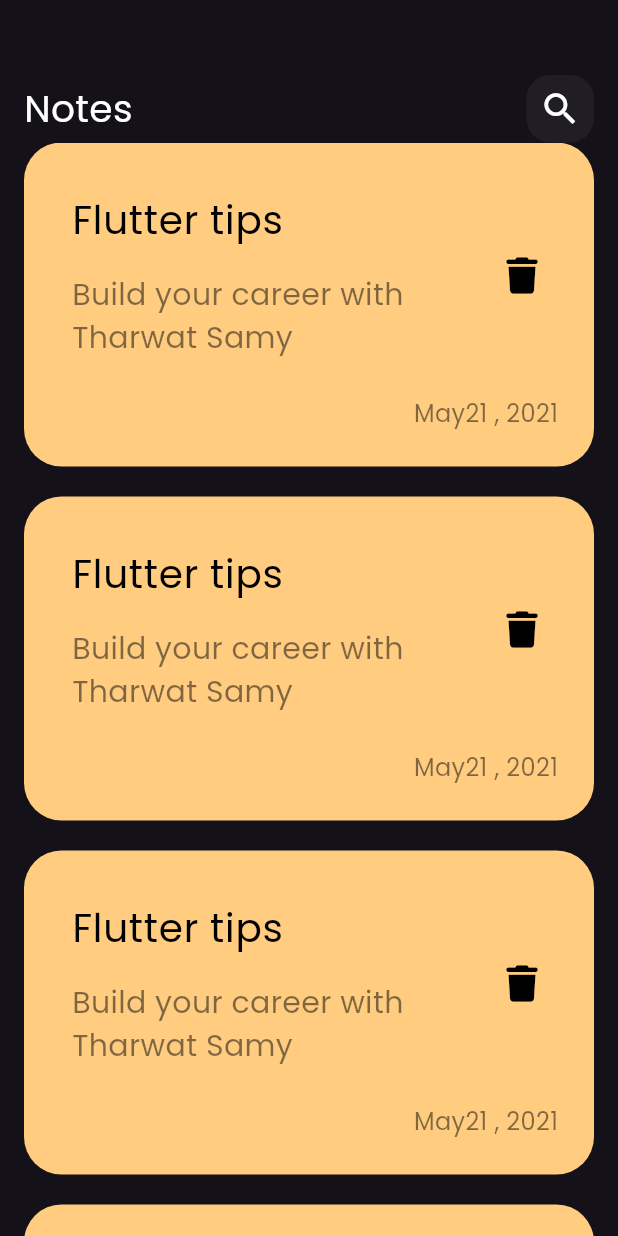
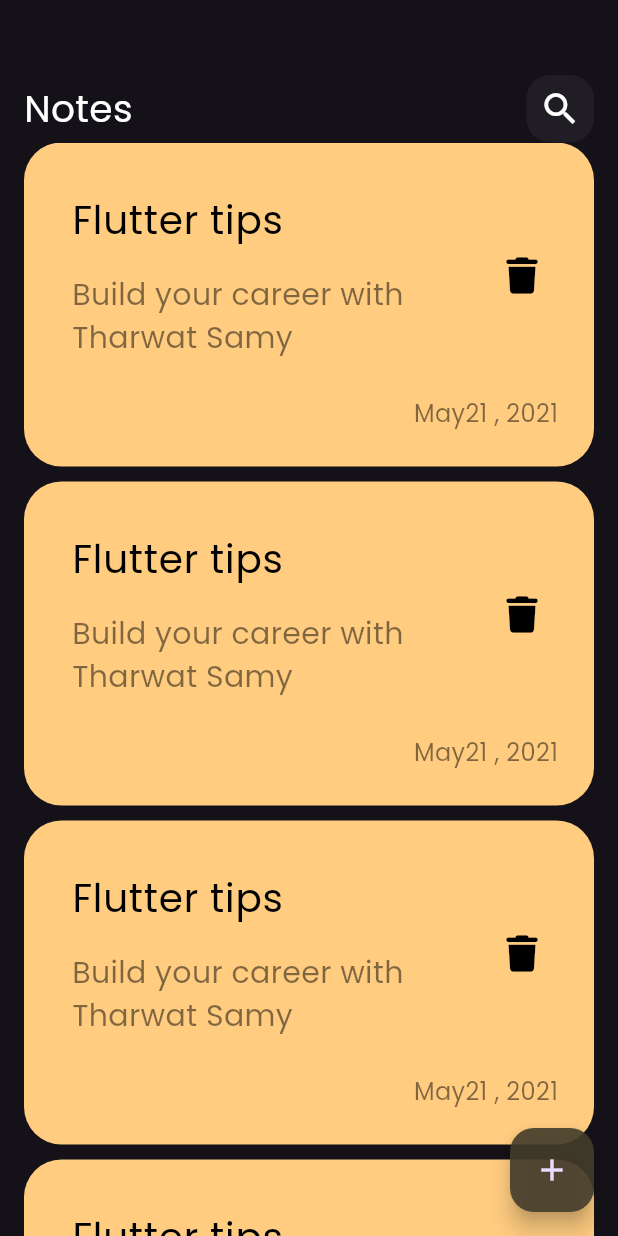
Before and after one commit to aya446/notes_app, a Flutter app: the screen it shows after launch, on a phone screen of 412 x 824 dp. Run offline on Flutter 3.47's test engine with Material 3 defaults, Android fonts, the phone set to English and light mode, and no system bars; our stand-ins replace font_awesome_flutter.

Commit message:
add foaling action botton

```diff
--- a/lib/views/notes_view.dart
+++ b/lib/views/notes_view.dart
@@ -7,7 +7,12 @@ class NotesView extends StatelessWidget {
   @override
   Widget build(BuildContext context) {
     return Scaffold(
-      body: NotesViewBody() ,
+      floatingActionButton: FloatingActionButton(
+        onPressed: () {},
+        backgroundColor: Color.fromARGB(255, 67, 60, 43).withOpacity(0.9),
+        child: const Icon(Icons.add),
+      ),
+      body: const NotesViewBody(),
     );
   }
 }
--- a/lib/widgets/note_item.dart
+++ b/lib/widgets/note_item.dart
@@ -7,7 +7,7 @@ class NoteItem extends StatelessWidget {
   @override
   Widget build(BuildContext context) {
     return Padding(
-      padding: const EdgeInsets.only(bottom: 20),
+      padding: const EdgeInsets.only(bottom: 10),
       child: Container(
         decoration: BoxDecoration(
           color: Color(0xffFFCC80),
```
